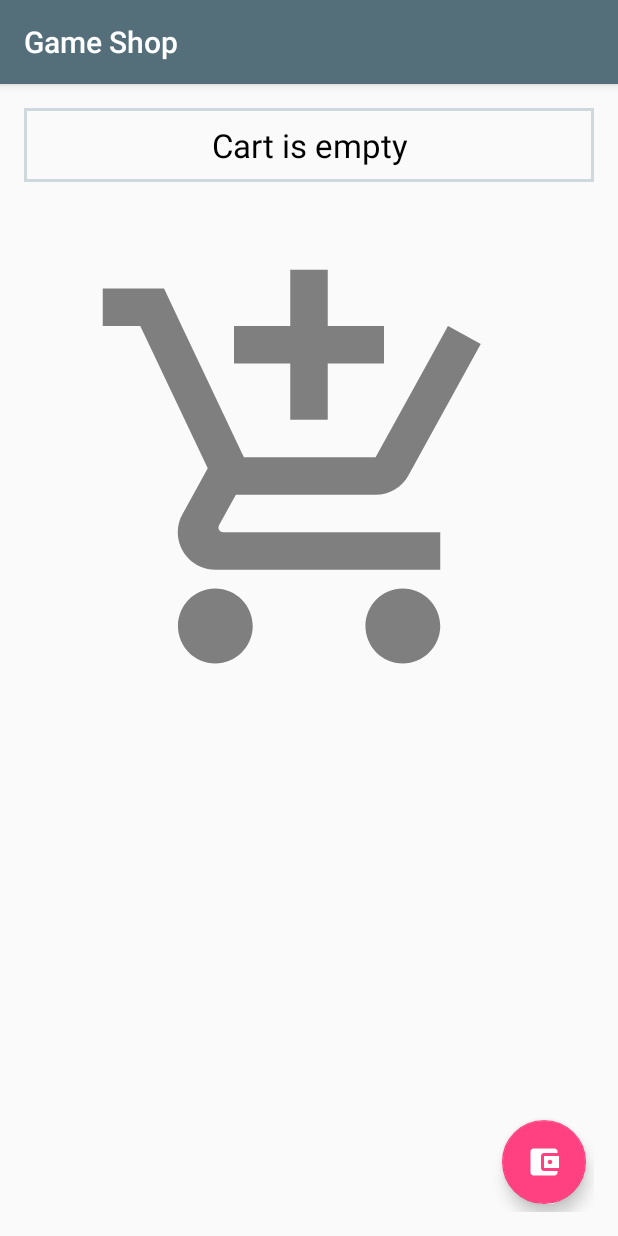
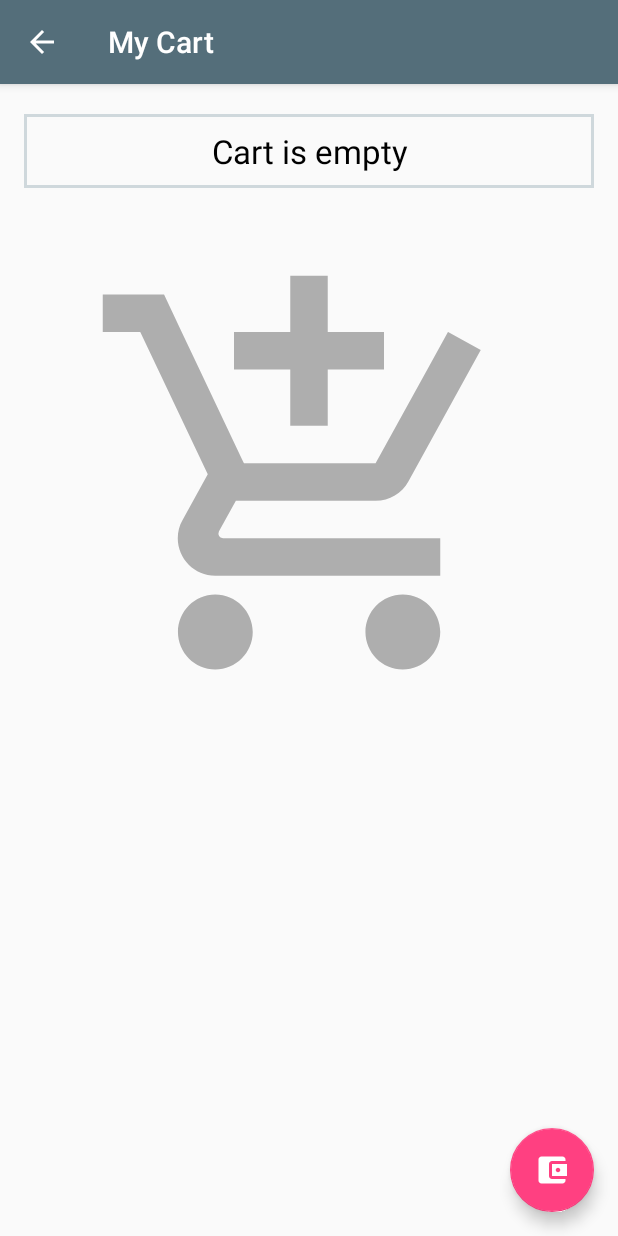
Before and after one commit to serkanbal/project-2, an Android app: the CartActivity2 screen opened directly, with no data from a screen before it, on a phone screen of 412 x 824 dp. Run offline under Robolectric (Android 15) with nearby library versions, the phone set to English and light mode, and no system bars.

Commit message:
Before implementing the wishlist

```diff
--- a/GameShop2/app/src/main/AndroidManifest.xml
+++ b/GameShop2/app/src/main/AndroidManifest.xml
@@ -37,6 +37,11 @@
         </activity>
         <activity android:name=".Cart.CartActivity">
         </activity>
+        <activity
+            android:name=".Cart.CartActivity2"
+            android:label="@string/title_activity_cart2"
+            android:theme="@style/AppTheme.NoActionBar">
+        </activity>
     </application>
 
 </manifest>
--- a/GameShop2/app/src/main/java/gameshop/serkanbal/com/gameshop/Cart/CartActivity.java
+++ b/GameShop2/app/src/main/java/gameshop/serkanbal/com/gameshop/Cart/CartActivity2.java
@@ -5,16 +5,18 @@ import android.content.DialogInterface;
 import android.content.SharedPreferences;
 import android.os.Bundle;
 import android.support.design.widget.FloatingActionButton;
+import android.support.design.widget.Snackbar;
 import android.support.v7.app.AlertDialog;
 import android.support.v7.app.AppCompatActivity;
 import android.support.v7.widget.LinearLayoutManager;
 import android.support.v7.widget.RecyclerView;
+import android.support.v7.widget.Toolbar;
 import android.support.v7.widget.helper.ItemTouchHelper;
 import android.view.LayoutInflater;
+import android.view.MenuItem;
 import android.view.View;
 import android.widget.ImageView;
 import android.widget.TextView;
-import android.widget.Toast;
 
 import java.util.ArrayList;
 import java.util.List;
@@ -23,7 +25,7 @@ import gameshop.serkanbal.com.gameshop.Data.Game;
 import gameshop.serkanbal.com.gameshop.Data.Helper;
 import gameshop.serkanbal.com.gameshop.R;
 
-public class CartActivity extends AppCompatActivity {
+public class CartActivity2 extends AppCompatActivity {
     List<Game> mList;
     RecyclerView mCartRecyclerView;
     CartRecyclerAdapter mCartRecyclerAdapter;
@@ -31,11 +33,15 @@ public class CartActivity extends AppCompatActivity {
     FloatingActionButton mFab;
     ImageView mBigCart;
 
+
+    @Override
     protected void onCreate(Bundle savedInstanceState) {
         super.onCreate(savedInstanceState);
-        setContentView(R.layout.activity_cart);
+        setContentView(R.layout.activity_cart2);
+        Toolbar toolbar = (Toolbar) findViewById(R.id.toolbar);
+        setSupportActionBar(toolbar);
 
-
+        getSupportActionBar().setDisplayHomeAsUpEnabled(true);
 
         mCartTotal = (TextView) findViewById(R.id.textCartTotal);
         mFab = (FloatingActionButton) findViewById(R.id.cartFab);
@@ -82,10 +88,10 @@ public class CartActivity extends AppCompatActivity {
             @Override
             public void onClick(View view) {
                 if (mList.size() > 0) {
-                        LayoutInflater layoutInflater = LayoutInflater.from(CartActivity.this);
+                    LayoutInflater layoutInflater = LayoutInflater.from(CartActivity2.this);
                     final View promptsView = layoutInflater.inflate(R.layout.dialoglist_layout, null);
                     AlertDialog.Builder alertDialogBuilder = new AlertDialog.Builder(
-                                CartActivity.this);
+                            CartActivity2.this);
 
                     // set prompts.xml to alertdialog builder
                     alertDialogBuilder.setView(promptsView);
@@ -106,11 +112,20 @@ public class CartActivity extends AppCompatActivity {
                     // show it
                     alertDialog.show();
                 } else {
-                        Toast.makeText(CartActivity.this, "Your cart is empty!\n" +
-                                "Add a product to your cart before checking out.", Toast.LENGTH_SHORT).show();
+                    Snackbar.make(view, getString(R.string.cart_is_empty), Snackbar.LENGTH_LONG)
+                            .setAction("Action", null).show();
                 }
             }
         });
+    }
+
+    @Override
+    public boolean onOptionsItemSelected(MenuItem item) {
+        if (item.getItemId() == android.R.id.home) // Press Back Icon
+        {
+            finish();
+        }
+        return super.onOptionsItemSelected(item);
     }
 
     public Double getCartTotal() {
@@ -121,4 +136,5 @@ public class CartActivity extends AppCompatActivity {
         Double c = Math.round(sum * 100.0) / 100.0;
         return c;
     }
+
 }
--- a/GameShop2/app/src/main/java/gameshop/serkanbal/com/gameshop/MainDetailActivity/MainActivity.java
+++ b/GameShop2/app/src/main/java/gameshop/serkanbal/com/gameshop/MainDetailActivity/MainActivity.java
@@ -21,7 +21,7 @@ import android.widget.TextView;
 
 import java.util.List;
 
-import gameshop.serkanbal.com.gameshop.Cart.CartActivity;
+import gameshop.serkanbal.com.gameshop.Cart.CartActivity2;
 import gameshop.serkanbal.com.gameshop.Data.AssetHelper;
 import gameshop.serkanbal.com.gameshop.Data.Game;
 import gameshop.serkanbal.com.gameshop.Data.Helper;
@@ -96,7 +96,7 @@ public class MainActivity extends AppCompatActivity {
     public boolean onOptionsItemSelected(MenuItem item) {
         switch (item.getItemId()) {
             case R.id.action_goCart:
-                Intent intent = new Intent(MainActivity.this,CartActivity.class);
+                Intent intent = new Intent(MainActivity.this,CartActivity2.class);
                 startActivity(intent);
                 break;
         }
--- a/GameShop2/app/src/main/res/drawable/ic_add_shopping_cart_black_300dp.xml
+++ b/GameShop2/app/src/main/res/drawable/ic_add_shopping_cart_black_300dp.xml
@@ -1,4 +1,4 @@
-<vector android:alpha="0.49" android:height="300dp"
+<vector android:alpha="0.30" android:height="300dp"
     android:viewportHeight="24.0" android:viewportWidth="24.0"
     android:width="300dp" xmlns:android="http://schemas.android.com/apk/res/android">
     <path android:fillColor="#FF000000" android:pathData="M11,9h2L13,6h3L16,4h-3L13,1h-2v3L8,4v2h3v3zM7,18c-1.1,0 -1.99,0.9 -1.99,2S5.9,22 7,22s2,-0.9 2,-2 -0.9,-2 -2,-2zM17,18c-1.1,0 -1.99,0.9 -1.99,2s0.89,2 1.99,2 2,-0.9 2,-2 -0.9,-2 -2,-2zM7.17,14.75l0.03,-0.12 0.9,-1.63h7.45c0.75,0 1.41,-0.41 1.75,-1.03l3.86,-7.01L19.42,4h-0.01l-1.1,2 -2.76,5L8.53,11l-0.13,-0.27L6.16,6l-0.95,-2 -0.94,-2L1,2v2h2l3.6,7.59 -1.35,2.45c-0.16,0.28 -0.25,0.61 -0.25,0.96 0,1.1 0.9,2 2,2h12v-2L7.42,15c-0.13,0 -0.25,-0.11 -0.25,-0.25z"/>
--- /dev/null
+++ b/GameShop2/app/src/main/res/layout/activity_cart2.xml
@@ -0,0 +1,36 @@
+<?xml version="1.0" encoding="utf-8"?>
+<android.support.design.widget.CoordinatorLayout
+    xmlns:android="http://schemas.android.com/apk/res/android"
+    xmlns:app="http://schemas.android.com/apk/res-auto"
+    xmlns:tools="http://schemas.android.com/tools"
+    android:layout_width="match_parent"
+    android:layout_height="match_parent"
+    android:fitsSystemWindows="true"
+    tools:context="gameshop.serkanbal.com.gameshop.Cart.CartActivity2">
+
+    <android.support.design.widget.AppBarLayout
+        android:layout_width="match_parent"
+        android:layout_height="wrap_content"
+        android:theme="@style/AppTheme.AppBarOverlay">
+
+        <android.support.v7.widget.Toolbar
+            android:id="@+id/toolbar"
+            android:layout_width="match_parent"
+            android:layout_height="?attr/actionBarSize"
+            android:background="?attr/colorPrimary"
+            app:popupTheme="@style/AppTheme.PopupOverlay"/>
+
+    </android.support.design.widget.AppBarLayout>
+
+    <include layout="@layout/content_cart2"/>
+
+    <android.support.design.widget.FloatingActionButton
+        android:tint="#ffffff"
+        android:id="@+id/cartFab"
+        android:layout_width="wrap_content"
+        android:layout_height="wrap_content"
+        android:layout_gravity="bottom|end"
+        android:layout_margin="@dimen/fab_margin"
+        app:srcCompat="@drawable/ic_account_balance_wallet_black_24dp"/>
+
+</android.support.design.widget.CoordinatorLayout>
--- a/GameShop2/app/src/main/res/layout/activity_cart.xml
+++ b/GameShop2/app/src/main/res/layout/content_cart2.xml
@@ -1,5 +1,6 @@
 <?xml version="1.0" encoding="utf-8"?>
 <RelativeLayout
+    android:layout_marginTop="60dp"
     xmlns:app="http://schemas.android.com/apk/res-auto"
     android:orientation="vertical"
     xmlns:android="http://schemas.android.com/apk/res/android"
@@ -13,15 +14,6 @@
     android:paddingTop="@dimen/activity_vertical_margin"
     tools:context="gameshop.serkanbal.com.gameshop.Cart.CartActivity">
 
-    <ImageView
-        android:layout_marginTop="95dp"
-        android:id="@+id/cartBigCart"
-        android:visibility="invisible"
-        app:srcCompat="@drawable/ic_add_shopping_cart_black_300dp"
-        android:layout_centerHorizontal="true"
-        android:layout_width="wrap_content"
-        android:layout_height="wrap_content"/>
-
     <TextView
         android:padding="10dp"
         android:textColor="@color/black"
@@ -33,6 +25,15 @@
         android:layout_width="match_parent"
         android:layout_height="wrap_content"/>
 
+    <ImageView
+        android:layout_marginTop="95dp"
+        android:id="@+id/cartBigCart"
+        android:visibility="invisible"
+        app:srcCompat="@drawable/ic_add_shopping_cart_black_300dp"
+        android:layout_centerHorizontal="true"
+        android:layout_width="wrap_content"
+        android:layout_height="wrap_content"/>
+
     <android.support.v7.widget.RecyclerView
         android:layout_below="@id/textCartTotal"
         app:layout_behavior="@string/appbar_scrolling_view_behavior"
@@ -41,16 +42,4 @@
         android:layout_width="match_parent"
         android:layout_height="match_parent"/>
 
-    <android.support.design.widget.FloatingActionButton
-        android:elevation="0dp"
-        android:tint="#ffffff"
-        android:id="@+id/cartFab"
-        android:layout_alignParentRight="true"
-        android:layout_alignParentBottom="true"
-        android:layout_width="wrap_content"
-        android:layout_height="wrap_content"
-        android:layout_margin="5dp"
-        app:srcCompat="@drawable/ic_account_balance_wallet_black_24dp"/>
-
-
 </RelativeLayout>
--- a/GameShop2/app/src/main/res/values/colors.xml
+++ b/GameShop2/app/src/main/res/values/colors.xml
@@ -9,4 +9,6 @@
     <color name="disabled_gray">#aeadad</color>
     <color name="black">#000000</color>
     <color name="cart_bg">#CFD8DC</color>
+    <color name="ps4_color">#003791</color>
+    <color name="xboxone_color">#5dc21e</color>
 </resources>
--- a/GameShop2/app/src/main/res/values/strings.xml
+++ b/GameShop2/app/src/main/res/values/strings.xml
@@ -9,5 +9,7 @@
     <string name="add_chart_fail">Item is currently not available.</string>
     <string name="add_chart_item_already_at_cart">Item is already in cart.</string>
     <string name="icon_cart">My Cart</string>
+    <string name="cart_is_empty">Your cart is empty!\nAdd a product to your cart before checking out.</string>
     <string name="icon_heart">My Heart</string>
+    <string name="title_activity_cart2">My Cart</string>
 </resources>
```
Also changed, not shown: GameShop2/app/src/main/java/gameshop/serkanbal/com/gameshop/Cart/CartRecyclerAdapter.java (+11 -0 lines), GameShop2/app/src/main/java/gameshop/serkanbal/com/gameshop/MainDetailActivity/DetailActivity.java (+14 -0 lines). Lines whose indentation alone changed are shown as unchanged.
